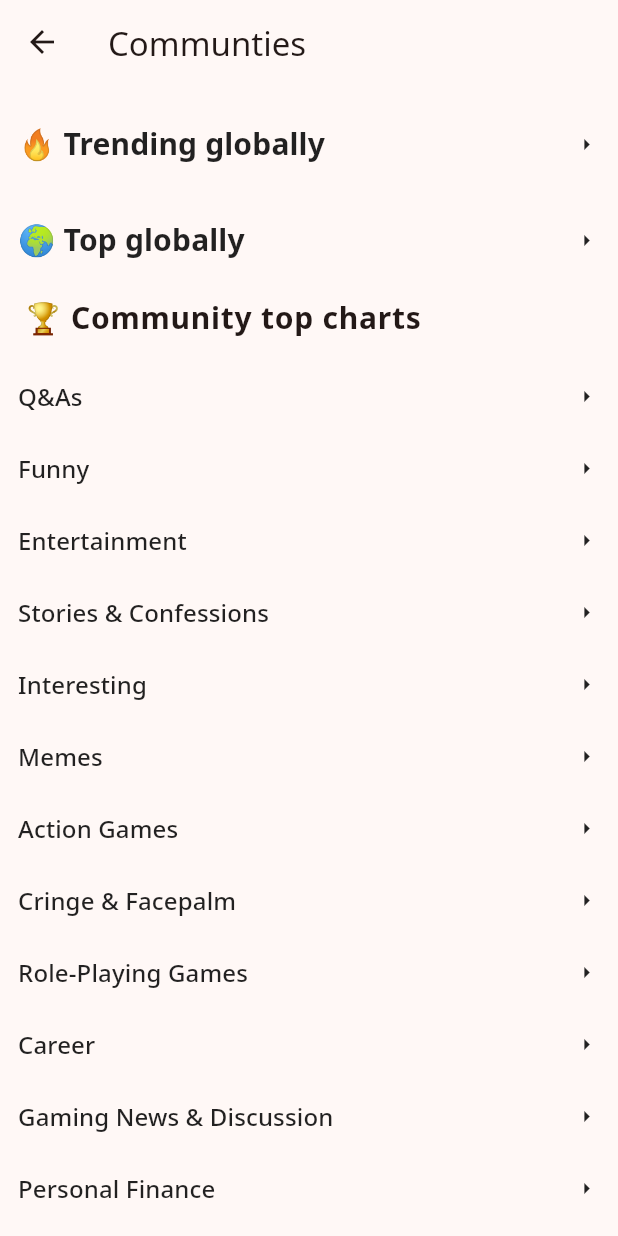
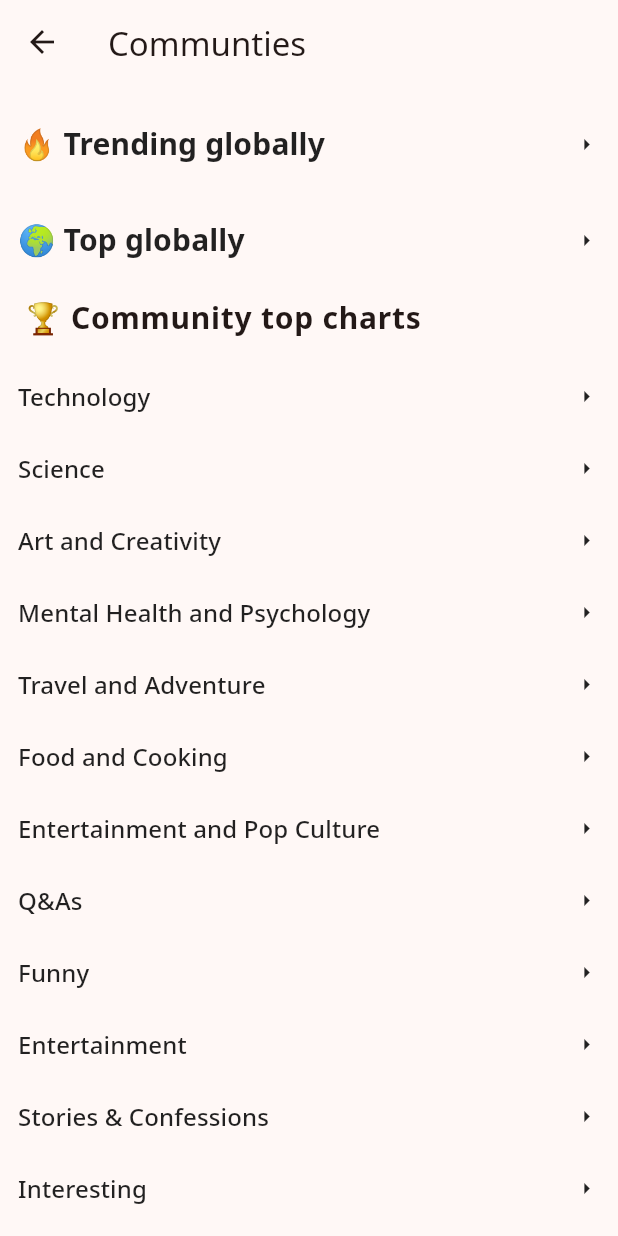
Before and after one commit to Spreaddit/SpreadIt-CrossPlatform, a Flutter app: the DiscoverCommunitiesPage screen opened directly, on a phone screen of 412 x 824 dp. Run offline on Flutter 3.47's test engine with Material 3 defaults, Android fonts, the light colour scheme and no system bars; our stand-ins replace carousel_slider, dio, equatable, file_picker, firebase_auth, firebase_core and 11 more; missing offline and left inert: any_link_preview, flutter_polls, time_machine; accounts and stored records are empty; generated files the repository leaves out were written again; network calls fail.

Commit message:
added categories

```diff
--- a/lib/features/discover_communities/presentation/pages/discover_communities.dart
+++ b/lib/features/discover_communities/presentation/pages/discover_communities.dart
@@ -28,6 +28,13 @@ class DiscoverCommunitiesPage extends StatelessWidget {
 class DiscoverCommunitiesBody extends StatelessWidget {
   final List<String> categories = [
     '🏆 Community top charts',
+    'Technology',
+    'Science',
+    'Art and Creativity',
+    'Mental Health and Psychology',
+    'Travel and Adventure',
+    'Food and Cooking',
+    'Entertainment and Pop Culture',
     'Q&As',
     'Funny',
     'Entertainment',
```
